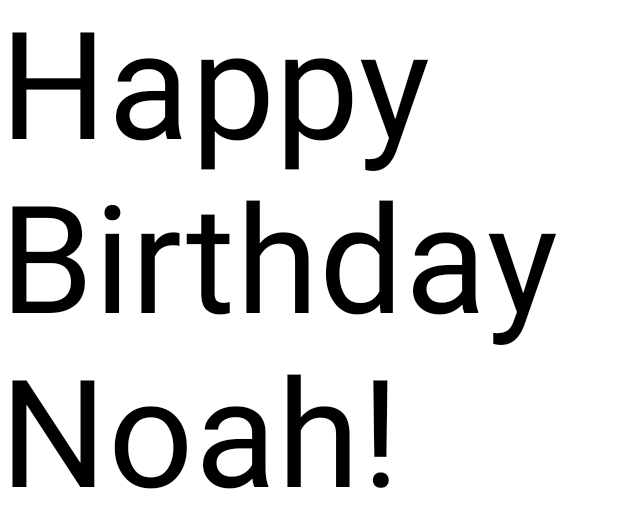
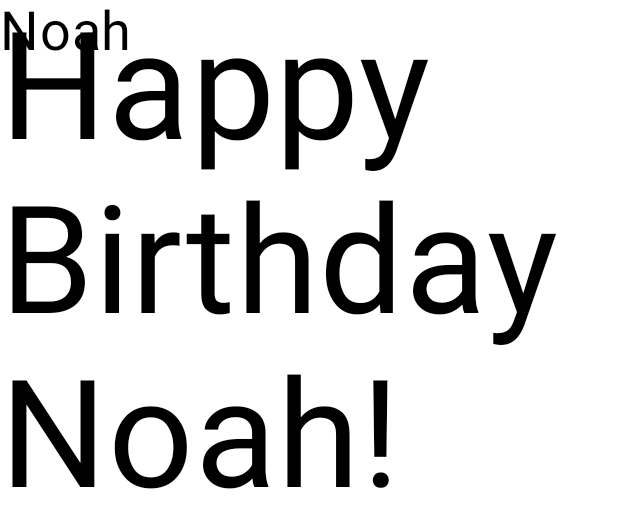
Before and after one commit to ngil0001/HappyBirthdayApp, an Android app built with Jetpack Compose: the @Preview function BirthdayCardPreview, on a phone screen of 412 x 824 dp. Shown: the top 528 px of the screen. Run offline under Robolectric (Android 15) with nearby library versions, the phone set to English and light mode, and no system bars.

Commit message:
Added a from text field with font sizing

```diff
--- a/app/src/main/java/com/example/happybirthdayapp/MainActivity.kt
+++ b/app/src/main/java/com/example/happybirthdayapp/MainActivity.kt
@@ -36,11 +36,15 @@ class MainActivity : ComponentActivity() {
 
 //displays text to the UI with the Text() function
 @Composable
-fun GreetingText(message: String, modifier: Modifier = Modifier) {
+fun GreetingText(message: String, from: String, modifier: Modifier = Modifier) {
     Text(
         text = message,
         fontSize = 100.sp,
         lineHeight = 116.sp,
+    )
+    Text(
+        text = from,
+        fontSize = 36.sp,
     )
 }
 
@@ -49,6 +53,6 @@ fun GreetingText(message: String, modifier: Modifier = Modifier) {
 fun BirthdayCardPreview() {
     HappyBirthdayAppTheme {
         //function call -- one argument
-        GreetingText(message = "Happy Birthday Noah!")
+        GreetingText(message = "Happy Birthday Noah!", from = "Noah")
     }
 }
```
